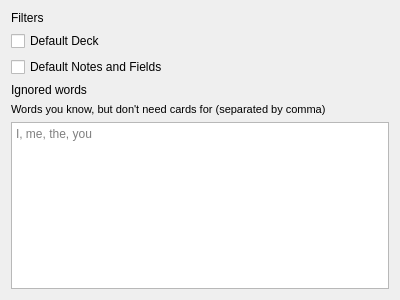
ll-in-anki/find-missing-words, file designer/config_search_tab.ui: the form before one commit.
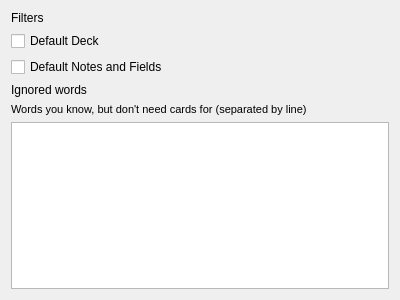
The form after the commit.

Commit message:
Fix word select bugs
- Separate words from punctuation (except for single quote).
- Show ignored words sep. by newline, sep. by comma was conflicting with
actual comma.
- Don't allow word select of punctuation.
- Lowercase the word display on word select.
- Dynamically show ignored words placeholder for easier understanding
during editing.

Diff of the .ui file:
```diff
--- a/designer/config_search_tab.ui
+++ b/designer/config_search_tab.ui
@@ -88,7 +88,7 @@
       <string notr="true">font-size: 11px</string>
      </property>
      <property name="text">
-      <string>Words you know, but don't need cards for (separated by comma)</string>
+      <string>Words you know, but don't need cards for (separated by line)</string>
      </property>
     </widget>
    </item>
@@ -100,9 +100,6 @@
      <property name="acceptRichText">
       <bool>false</bool>
      </property>
-     <property name="placeholderText">
-      <string>I, me, the, you</string>
-     </property>
     </widget>
    </item>
   </layout>
```
The commit also changes 7 other files.
